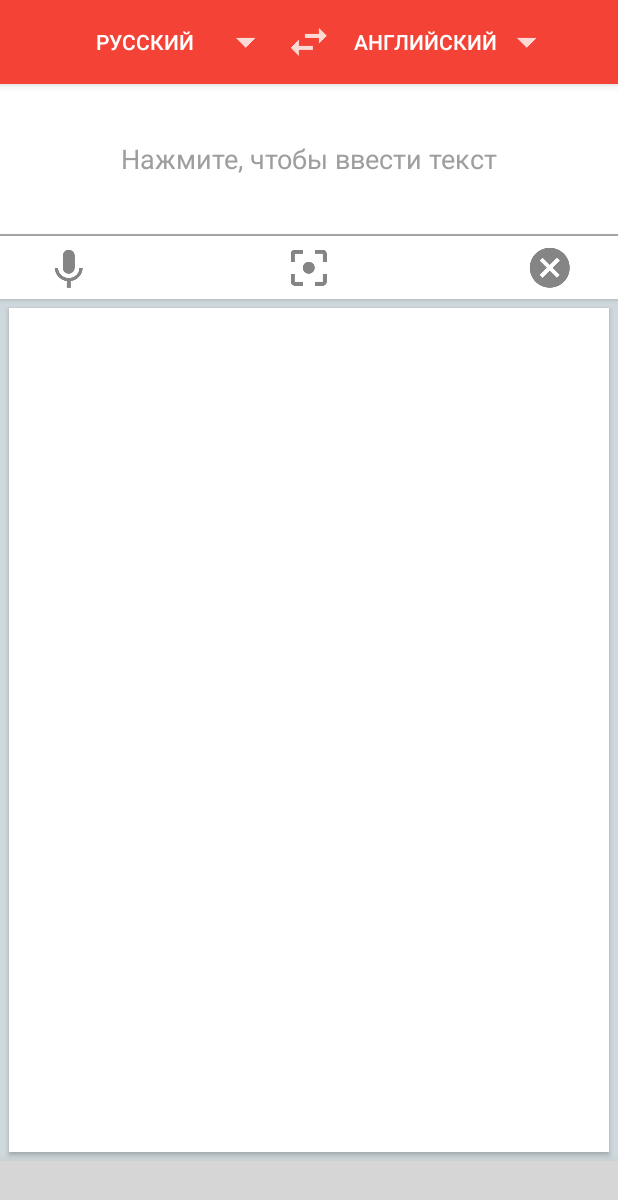
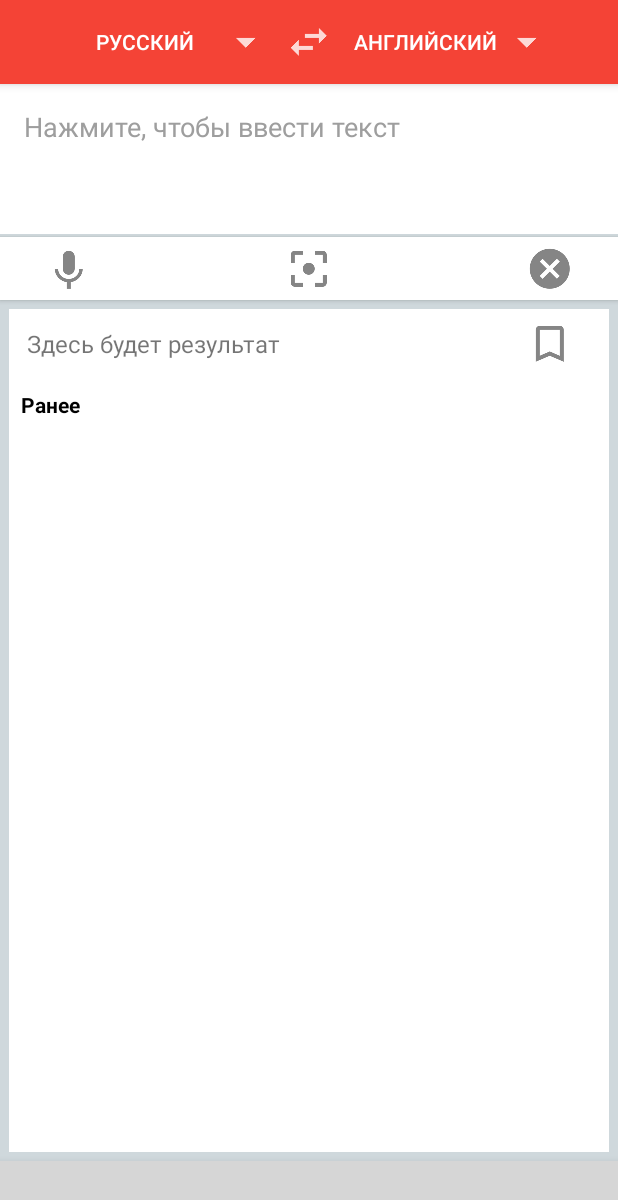
Before and after one commit to poisondart/TestTaskForYandex, an Android app: the screen it shows after launch (MainActivity), on a phone screen of 412 x 824 dp. Shown: the top 1200 px of the screen. Run offline under Robolectric (Android 15) with nearby library versions, the phone set to English and light mode, and no system bars; libraries missing offline, so code that uses them is left out: com.ittianyu.bottomnavigationviewex; plain views replace BottomNavigationViewEx; 7 statements that could not run were skipped; grey boxes are pictures that could not be loaded.

Commit message:
Switching results layout, adding progressbar

```diff
--- a/app/src/main/java/com/example/nix/testtaskforyandex/Preferences.java
+++ b/app/src/main/java/com/example/nix/testtaskforyandex/Preferences.java
@@ -6,7 +6,7 @@ import android.content.SharedPreferences;
 /**
  * Created by Nix on 15.10.2017.
  */
-
+/*придумать что-то новое, это как-то не очень*/
 public class Preferences {
     private static SharedPreferences sSharedPreferences;
     private static SharedPreferences.Editor sEditor;
--- a/app/src/main/java/com/example/nix/testtaskforyandex/ResultsAdapter.java
+++ b/app/src/main/java/com/example/nix/testtaskforyandex/ResultsAdapter.java
@@ -27,7 +27,7 @@ public class ResultsAdapter extends RecyclerView.Adapter<ResultsAdapter.ResultsV
 
     @Override
     public ResultsViewHolder onCreateViewHolder(ViewGroup parent, int viewType) {
-        View v = LayoutInflater.from(parent.getContext()).inflate(R.layout.result_card, parent, false);
+        View v = LayoutInflater.from(parent.getContext()).inflate(R.layout.before_item_card, parent, false);
         return new ResultsViewHolder(v);
     }
 
--- a/app/src/main/java/com/example/nix/testtaskforyandex/bottom_nav_fragments/TranslationFragment.java
+++ b/app/src/main/java/com/example/nix/testtaskforyandex/bottom_nav_fragments/TranslationFragment.java
@@ -6,7 +6,6 @@ import android.content.Intent;
 import android.os.Bundle;
 import android.support.annotation.Nullable;
 import android.support.v4.app.Fragment;
-import android.support.v4.widget.SwipeRefreshLayout;
 import android.support.v7.widget.LinearLayoutManager;
 import android.support.v7.widget.RecyclerView;
 import android.util.Log;
@@ -15,6 +14,7 @@ import android.view.View;
 import android.view.ViewGroup;
 import android.widget.Button;
 import android.widget.ImageButton;
+import android.widget.ProgressBar;
 import android.widget.TextView;
 import android.widget.Toast;
 import com.example.nix.testtaskforyandex.CLHostActivity;
@@ -40,12 +40,13 @@ import retrofit2.converter.gson.GsonConverterFactory;
 
 public class TranslationFragment extends Fragment implements View.OnClickListener{
     private Button mFirstLanguageButton, mSecondLanguageButton;
-    private ImageButton mSwitchLanguageButton, mDeleteTextButton;
-    private TextView mTextView;
+    private ImageButton mSwitchLanguageButton, mDeleteTextButton, mToFavButton;
+    private TextView mTextView, mResultView;
+    private ProgressBar mProgressBar;
     private String mString = "";
     private RecyclerView mRecyclerView;
     private ResultsAdapter mAdapter;
-    private ArrayList<String> mResultsExample;
+    private ArrayList<String> mShortHistory;
     private Result mResult;
     private Gson mGson;
     private Retrofit mRetrofit;
@@ -56,15 +57,18 @@ public class TranslationFragment extends Fragment implements View.OnClickListene
     public View onCreateView(LayoutInflater inflater, @Nullable ViewGroup container, @Nullable Bundle savedInstanceState) {
         View v = inflater.inflate(R.layout.translator_fragment_layout, container, false);
         Preferences.initialize(getContext());
-        mResultsExample = new ArrayList<>();
+        mShortHistory = new ArrayList<>();
         mFirstLanguageButton = (Button)v.findViewById(R.id.f_lan_button);
         mSecondLanguageButton = (Button)v.findViewById(R.id.s_lan_button);
         mSwitchLanguageButton = (ImageButton)v.findViewById(R.id.switch_lang);
         mDeleteTextButton = (ImageButton) v.findViewById(R.id.delete_text_button);
+        mProgressBar = (ProgressBar) v.findViewById(R.id.progressbar);
+        mToFavButton = (ImageButton) v.findViewById(R.id.button_to_fav);
         mRecyclerView = (RecyclerView)v.findViewById(R.id.recyclerview_results);
         mRecyclerView.setLayoutManager(new LinearLayoutManager(getContext()));
         mTextView = (TextView)v.findViewById(R.id.textview_request);
         mTextView.setText(R.string.query_hint);
+        mResultView = (TextView) v.findViewById(R.id.textview_result);
         mFirstLanguageButton.setOnClickListener(this);
         mSecondLanguageButton.setOnClickListener(this);
         mSwitchLanguageButton.setOnClickListener(this);
@@ -78,7 +82,7 @@ public class TranslationFragment extends Fragment implements View.OnClickListene
                 .build();
         mAPI = mRetrofit.create(YandexTranslateAPI.class);
 
-        mAdapter = new ResultsAdapter(mResultsExample);
+        mAdapter = new ResultsAdapter(mShortHistory);
         mRecyclerView.setAdapter(mAdapter);
 
         return v;
@@ -102,8 +106,7 @@ public class TranslationFragment extends Fragment implements View.OnClickListene
                 updateUI();
                 break;
             case R.id.delete_text_button:
-                mString = "";
-                mTextView.setText(R.string.query_hint);
+                clearAll();
                 break;
             case R.id.textview_request:
                 intent = TextInputActivityHost.newIntent(context, mString, Preferences.getFirstLanguage(context));
@@ -112,6 +115,7 @@ public class TranslationFragment extends Fragment implements View.OnClickListene
         }
     }
     private void updateUI(){
+        /*переписать - здесь лишнее выполнение кода*/
         mFirstLanguageButton.setText(Preferences.getFirstLanguage(getContext()));
         mSecondLanguageButton.setText(Preferences.getSecondLanguage(getContext()));
         if(mString.length() > 0){
@@ -128,6 +132,11 @@ public class TranslationFragment extends Fragment implements View.OnClickListene
         updateUI();
     }
 
+    private void clearAll(){
+        mString = "";
+        mTextView.setText(R.string.query_hint);
+        mResultView.setText(R.string.result_hint);
+    }
     @Override
     public void onActivityResult(int requestCode, int resultCode, Intent data) {
         if (resultCode != Activity.RESULT_OK) {
@@ -147,6 +156,7 @@ public class TranslationFragment extends Fragment implements View.OnClickListene
 
     private void setResults(String string){
         String lang = Preferences.getFirstLanguageCode(getContext()) + "-" + Preferences.getSecondLanguageCode(getContext());
+        mProgressBar.setVisibility(View.VISIBLE);
         mAPI.getResult(Constants.API_KEY, string, lang).enqueue(new Callback<Result>() {
             @Override
             public void onResponse(Call<Result> call, Response<Result> response) {
@@ -154,21 +164,26 @@ public class TranslationFragment extends Fragment implements View.OnClickListene
                 if(mResult == null){
                     Log.d("mResult.getText()", " is null");
                 }else{
-                    mResultsExample.addAll(mResult.getText());
+                    mShortHistory.add(mString.concat(" - ").concat(mResult.getText().get(0)));
+                    mResultView.setText(mResult.getText().get(0));
                     Log.d("Code: ", mResult.getCode().toString());
                     Log.d("Lang: ", mResult.getLang());
                     for(String st : mResult.getText()){
                         Log.d("Text: ", st);
                     }
                 }
+                mProgressBar.setVisibility(View.INVISIBLE);
                 mAdapter.notifyDataSetChanged();
             }
 
             @Override
             public void onFailure(Call<Result> call, Throwable t) {
+                /*заменить тост на снэкбар с предолжением повторить снова*/
                 Log.d("onFailure","An error occurred during networking");
                 Toast.makeText(getContext(), R.string.no_internet, Toast.LENGTH_SHORT).show();
+                mProgressBar.setVisibility(View.INVISIBLE);
             }
         });
     }
+
 }
--- /dev/null
+++ b/app/src/main/res/drawable/custom_progressbar.xml
@@ -0,0 +1,11 @@
+<?xml version="1.0" encoding="utf-8"?>
+<layer-list xmlns:android="http://schemas.android.com/apk/res/android" >
+
+    <item
+        android:id="@android:id/background"
+        android:drawable="@color/colorDarkGrey"/>
+    <item
+        android:id="@android:id/progress">
+        <clip android:drawable="@color/colorPrimary"/>
+    </item>
+</layer-list>
--- a/app/src/main/res/layout/text_input_layout.xml
+++ b/app/src/main/res/layout/text_input_layout.xml
@@ -32,12 +32,12 @@
         </LinearLayout>
         <View
             style="@style/Divider"
-            android:id="@+id/divider"
+            android:id="@+id/progressbar"
             android:layout_below="@+id/lin"/>
         <RelativeLayout
             android:layout_width="match_parent"
             android:layout_height="42dp"
-            android:layout_below="@+id/divider">
+            android:layout_below="@+id/progressbar">
             <Button
                 android:id="@+id/translate_button"
                 android:layout_width="wrap_content"
--- a/app/src/main/res/layout/translator_fragment_layout.xml
+++ b/app/src/main/res/layout/translator_fragment_layout.xml
@@ -33,19 +33,24 @@
                 android:layout_width="match_parent"
                 android:layout_height="100dp"
                 android:text="@string/request_textbox_hint"
-                android:gravity="center"
+                android:padding="16dp"
                 android:id="@+id/textview_request"
                 android:textSize="18sp"
                 android:background="@color/colorWhite"
                 android:textColor="@color/colorDarkGrey"/>
-            <View
-                style="@style/Divider"
-                android:id="@+id/divider"
+            <ProgressBar
+                android:id="@+id/progressbar"
+                android:layout_width="match_parent"
+                android:indeterminate="true"
+                android:visibility="invisible"
+                style="?android:attr/progressBarStyleHorizontal"
+                android:indeterminateDrawable="@drawable/custom_progressbar"
+                android:layout_height="2dp"
                 android:layout_below="@+id/textview_request"/>
             <RelativeLayout
                 android:layout_width="match_parent"
                 android:layout_height="42dp"
-                android:layout_below="@+id/divider"
+                android:layout_below="@+id/progressbar"
                 android:id="@+id/tools_frame"
                 android:background="@color/colorWhite"
                 android:elevation="2dp">
@@ -82,13 +87,51 @@
                     android:layout_marginLeft="18dp"
                     android:layout_marginStart="18dp"/>
             </RelativeLayout>
+        <RelativeLayout
+            android:layout_width="match_parent"
+            android:layout_height="wrap_content"
+            android:layout_below="@+id/tools_frame"
+            android:layout_margin="6dp"
+            android:background="@color/colorWhite">
+            <LinearLayout
+                xmlns:android="http://schemas.android.com/apk/res/android"
+                android:id="@+id/result_field"
+                android:layout_width="match_parent"
+                android:layout_height="wrap_content"
+                android:gravity="center"
+                android:orientation="horizontal">
+                <TextView
+                    android:id="@+id/textview_result"
+                    android:layout_width="0dp"
+                    android:layout_height="wrap_content"
+                    android:layout_margin="12dp"
+                    android:textSize="16sp"
+                    android:text="@string/result_hint"
+                    android:layout_weight="8"/>
+                <ImageButton
+                    android:id="@+id/button_to_fav"
+                    android:layout_width="42dp"
+                    android:layout_height="42dp"
+                    android:layout_weight="1"
+                    android:background="?android:attr/selectableItemBackground"
+                    android:src="@drawable/ic_to_fav_unchecked"/>
+            </LinearLayout>
+            <TextView
+                android:layout_width="wrap_content"
+                android:layout_height="wrap_content"
+                android:id="@+id/before"
+                android:layout_below="@+id/result_field"
+                android:text="@string/before_textview"
+                android:textColor="@color/colorBlack"
+                android:textStyle="bold"
+                android:layout_margin="8dp"/>
+
             <android.support.v7.widget.RecyclerView
-                android:layout_below="@+id/tools_frame"
                 android:layout_width="match_parent"
                 android:layout_height="match_parent"
-                android:layout_margin="6dp"
+                android:layout_below="@+id/before"
                 android:id="@+id/recyclerview_results"
-                android:background="@color/colorWhite"
                 android:elevation="2dp"/>
         </RelativeLayout>
+        </RelativeLayout>
 </android.support.design.widget.CoordinatorLayout>
--- a/app/src/main/res/values/colors.xml
+++ b/app/src/main/res/values/colors.xml
@@ -6,4 +6,5 @@
     <color name="colorGrey">#CFD8DC</color>
     <color name="colorDarkGrey">#9e9e9e</color>
     <color name="colorWhite">#FFFFFF</color>
+    <color name="colorBlack">#000000</color>
 </resources>
--- a/app/src/main/res/values/strings.xml
+++ b/app/src/main/res/values/strings.xml
@@ -5,7 +5,9 @@
     <string name="edittext_hint">Вводите текст</string>
     <string name="menu_title">История/Избранное</string>
     <string name="translate_text">ПЕРЕВЕСТИ</string>
+    <string name="result_hint">Здесь будет результат</string>
     <string name="no_internet">Не получилось подключиться к серверу. Проверьте ваше подключение к сети&#8230;</string>
+    <string name="before_textview">Ранее</string>
 
     <!--Items for bottom menu -->
     <string name="translation_item">Перевод</string>
```
Also changed, not shown: app/src/main/res/layout/before_item_card.xml (added, +20 -0 lines), app/src/main/res/layout/result_card.xml (deleted, +0 -26 lines).
